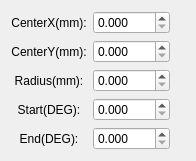
The window that ShrikeDxf/ArcAttritubeWidget.ui (whisper512/ShrikeDxf-V0.1) describes before a commit, drawn with Qt 5.
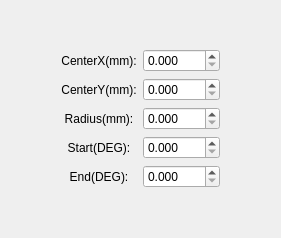
The same window after the commit.

The edit to the form file:
```diff
--- a/ShrikeDxf/ArcAttritubeWidget.ui
+++ b/ShrikeDxf/ArcAttritubeWidget.ui
@@ -6,15 +6,54 @@
    <rect>
     <x>0</x>
     <y>0</y>
-    <width>196</width>
-    <height>146</height>
+    <width>281</width>
+    <height>238</height>
    </rect>
   </property>
   <property name="windowTitle">
    <string>ArcAttritubeWidget</string>
   </property>
-  <layout class="QFormLayout" name="formLayout">
-   <item row="0" column="0">
+  <layout class="QGridLayout" name="gridLayout">
+   <item row="2" column="1">
+    <spacer name="verticalSpacer">
+     <property name="orientation">
+      <enum>Qt::Orientation::Vertical</enum>
+     </property>
+     <property name="sizeHint" stdset="0">
+      <size>
+       <width>20</width>
+       <height>40</height>
+      </size>
+     </property>
+    </spacer>
+   </item>
+   <item row="1" column="0">
+    <spacer name="horizontalSpacer_2">
+     <property name="orientation">
+      <enum>Qt::Orientation::Horizontal</enum>
+     </property>
+     <property name="sizeHint" stdset="0">
+      <size>
+       <width>40</width>
+       <height>20</height>
+      </size>
+     </property>
+    </spacer>
+   </item>
+   <item row="1" column="2">
+    <spacer name="horizontalSpacer">
+     <property name="orientation">
+      <enum>Qt::Orientation::Horizontal</enum>
+     </property>
+     <property name="sizeHint" stdset="0">
+      <size>
+       <width>40</width>
+       <height>20</height>
+      </size>
+     </property>
+    </spacer>
+   </item>
+   <item row="1" column="1">
     <layout class="QHBoxLayout" name="horizontalLayout">
      <item>
       <layout class="QVBoxLayout" name="verticalLayout">
@@ -201,6 +240,19 @@
      </item>
     </layout>
    </item>
+   <item row="0" column="1">
+    <spacer name="verticalSpacer_2">
+     <property name="orientation">
+      <enum>Qt::Orientation::Vertical</enum>
+     </property>
+     <property name="sizeHint" stdset="0">
+      <size>
+       <width>20</width>
+       <height>40</height>
+      </size>
+     </property>
+    </spacer>
+   </item>
   </layout>
  </widget>
  <layoutdefault spacing="6" margin="11"/>
```
